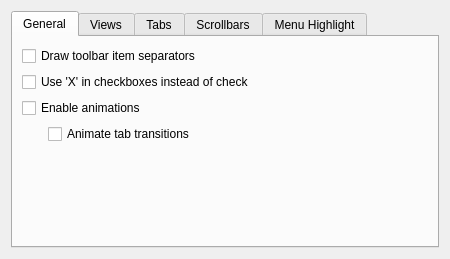
mgottschlag/kwin-tiling, file kstyles/oxygen/config/ui/oxygenconf.ui: the form before one commit.
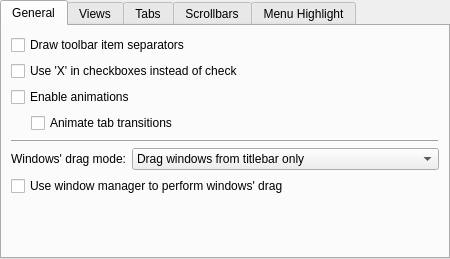
The form after the commit. Custom widgets are drawn as their Qt base class.

Commit message: Revamped oxygen-settings so that it uses pluggins. Removed all duplicated code accordingly. Moved 'expert mode' configuration widgets to default UI. Disable (hide) 'expert mode' configuration widgets by default. Enable them if expertMode is triggered (e.g. via oxygen-settings)

```diff
--- a/kstyles/oxygen/config/ui/oxygenconf.ui
+++ b/kstyles/oxygen/config/ui/oxygenconf.ui
@@ -10,6 +10,12 @@
     <height>259</height>
    </rect>
   </property>
+  <property name="sizePolicy">
+   <sizepolicy hsizetype="Preferred" vsizetype="Preferred">
+    <horstretch>0</horstretch>
+    <verstretch>0</verstretch>
+   </sizepolicy>
+  </property>
   <property name="minimumSize">
    <size>
     <width>450</width>
@@ -20,8 +26,17 @@
    <string>Dialog</string>
   </property>
   <layout class="QVBoxLayout" name="verticalLayout">
+   <property name="margin">
+    <number>0</number>
+   </property>
    <item>
     <widget class="KTabWidget" name="tabWidget">
+     <property name="sizePolicy">
+      <sizepolicy hsizetype="Expanding" vsizetype="Expanding">
+       <horstretch>0</horstretch>
+       <verstretch>0</verstretch>
+      </sizepolicy>
+     </property>
      <property name="currentIndex">
       <number>0</number>
      </property>
@@ -29,22 +44,22 @@
       <attribute name="title">
        <string>General</string>
       </attribute>
-      <layout class="QGridLayout" name="gridLayout">
-       <item row="0" column="0" colspan="2">
+      <layout class="QGridLayout" name="gridLayout_6">
+       <item row="0" column="0">
         <widget class="QCheckBox" name="_toolBarDrawItemSeparator">
          <property name="text">
           <string>Draw toolbar item separators</string>
          </property>
         </widget>
        </item>
-       <item row="1" column="0" colspan="3">
+       <item row="1" column="0">
         <widget class="QCheckBox" name="_checkDrawX">
          <property name="text">
           <string>Use 'X' in checkboxes instead of check</string>
          </property>
         </widget>
        </item>
-       <item row="2" column="0" colspan="2">
+       <item row="2" column="0">
         <widget class="QCheckBox" name="_animationsEnabled">
          <property name="text">
           <string>Enable animations</string>
@@ -52,6 +67,12 @@
         </widget>
        </item>
        <item row="3" column="0">
+        <widget class="QWidget" name="_stackedTransitionWidget" native="true">
+         <layout class="QHBoxLayout" name="horizontalLayout_2">
+          <property name="margin">
+           <number>0</number>
+          </property>
+          <item>
         <spacer name="horizontalSpacer_4">
          <property name="orientation">
           <enum>Qt::Horizontal</enum>
@@ -67,7 +88,7 @@
          </property>
         </spacer>
        </item>
-       <item row="3" column="1">
+          <item>
         <widget class="QCheckBox" name="_stackedWidgetTransitionsEnabled">
          <property name="sizePolicy">
           <sizepolicy hsizetype="Expanding" vsizetype="Fixed">
@@ -80,20 +101,71 @@
          </property>
         </widget>
        </item>
-       <item row="3" column="2">
-        <spacer name="horizontalSpacer">
-         <property name="orientation">
-          <enum>Qt::Horizontal</enum>
-         </property>
-         <property name="sizeHint" stdset="0">
-          <size>
-           <width>196</width>
-           <height>20</height>
-          </size>
-         </property>
-        </spacer>
+         </layout>
+        </widget>
        </item>
        <item row="4" column="0">
+        <widget class="QWidget" name="_generalExpertWidget" native="true">
+         <layout class="QGridLayout" name="gridLayout">
+          <property name="margin">
+           <number>0</number>
+          </property>
+          <item row="0" column="0" colspan="3">
+           <widget class="QFrame" name="frame">
+            <property name="frameShape">
+             <enum>QFrame::HLine</enum>
+            </property>
+            <property name="frameShadow">
+             <enum>QFrame::Raised</enum>
+            </property>
+           </widget>
+          </item>
+          <item row="1" column="0">
+           <widget class="QLabel" name="label_3">
+            <property name="sizePolicy">
+             <sizepolicy hsizetype="Fixed" vsizetype="Preferred">
+              <horstretch>0</horstretch>
+              <verstretch>0</verstretch>
+             </sizepolicy>
+            </property>
+            <property name="text">
+             <string>Windows' drag mode:</string>
+            </property>
+            <property name="alignment">
+             <set>Qt::AlignRight|Qt::AlignTrailing|Qt::AlignVCenter</set>
+            </property>
+           </widget>
+          </item>
+          <item row="1" column="1" colspan="2">
+           <widget class="KComboBox" name="_windowDragMode">
+            <item>
+             <property name="text">
+              <string>Drag windows from titlebar only</string>
+             </property>
+            </item>
+            <item>
+             <property name="text">
+              <string>Drag windows from titlebar, menubar and toolbars</string>
+             </property>
+            </item>
+            <item>
+             <property name="text">
+              <string>Drag windows from all empty areas</string>
+             </property>
+            </item>
+           </widget>
+          </item>
+          <item row="2" column="0" colspan="3">
+           <widget class="QCheckBox" name="_useWMMoveResize">
+            <property name="text">
+             <string>Use window manager to perform windows' drag</string>
+            </property>
+           </widget>
+          </item>
+         </layout>
+        </widget>
+       </item>
+       <item row="5" column="0">
         <spacer name="verticalSpacer_4">
          <property name="orientation">
           <enum>Qt::Vertical</enum>
@@ -330,6 +402,11 @@
    <extends>QSpinBox</extends>
    <header>knuminput.h</header>
   </customwidget>
+  <customwidget>
+   <class>KComboBox</class>
+   <extends>QComboBox</extends>
+   <header>kcombobox.h</header>
+  </customwidget>
   <customwidget>
    <class>KTabWidget</class>
    <extends>QTabWidget</extends>
```
Left out of the diff: 94 changed lines with no effect on the pictures. Lines whose indentation alone changed are shown as unchanged. The commit also changes 25 other files.
